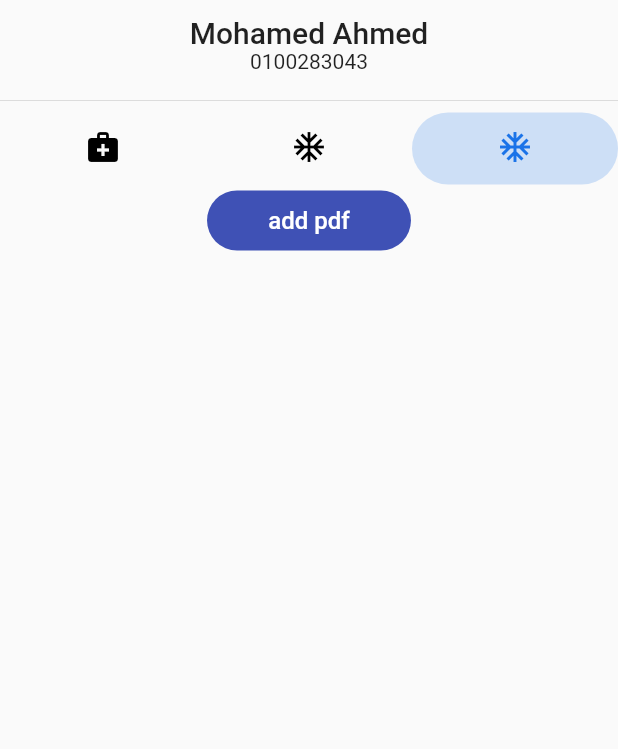
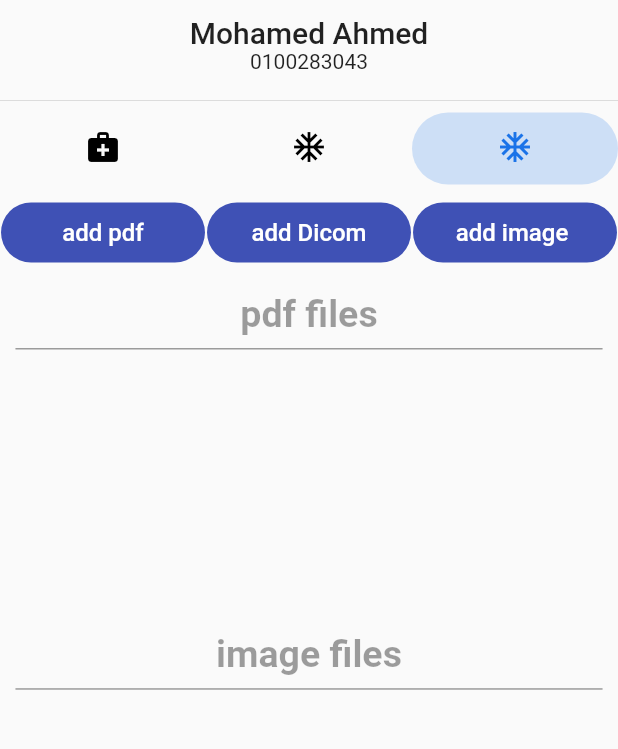
Before and after one commit to AbdullahOmaar/o_one_healthy, a Flutter app: the PatientFileScreen screen opened directly with empty values, tab 3 chosen, after a tap on "add pdf", on a phone screen of 412 x 824 dp, the part 234-983 px from its top. Run offline on Flutter 3.47's test engine with Material 2 defaults, Android fonts, the light colour scheme and no system bars; our stand-ins replace cloud_firestore, easy_localization, file_picker, firebase_core, firebase_database, firebase_storage and 2 more; missing offline and left inert: cron, random_password_generator, search_page, workmanager; accounts and stored records are empty; network calls fail.

Commit message:
implementing file card and web view for files

```diff
--- a/lib/common/custom_button.dart
+++ b/lib/common/custom_button.dart
@@ -7,11 +7,13 @@ class CustomButton extends StatelessWidget {
   final VoidCallback onPressed ;
   final double fontSize;
   final CustomWidth btnWidth;
+  double? width;
   late double fullWidth;
   final IconData? icon;
   CustomButton({
     Key? key,
     required this.text,
+    this.width,
     required this.fontSize,
     required this.onPressed,
     required this.btnWidth,
@@ -22,7 +24,7 @@ class CustomButton extends StatelessWidget {
   Widget build(BuildContext context) {
      fullWidth =MediaQuery.of(context).size.width;
     return SizedBox(
-      width: getWidgetWidth(fullWidth,btnWidth),
+      width: width??getWidgetWidth(fullWidth,btnWidth),
       child: FilledButton(
         style: FilledButton.styleFrom(
           backgroundColor: Colors.indigo,
--- a/lib/screens/doctor_dashboard_screen/view/dashboard_screen.dart
+++ b/lib/screens/doctor_dashboard_screen/view/dashboard_screen.dart
@@ -274,6 +274,7 @@ class _DoctorDashboardScreenState extends ConsumerState<DashboardScreen> {
                         isPassword: false,
                         fieldBorder: FieldBorder.outline,
                         onChanged: (String val) {
+                          fetchPatientsAndUsersData();
                           searchPatients(val);
                         },
                       ),
@@ -283,6 +284,7 @@ class _DoctorDashboardScreenState extends ConsumerState<DashboardScreen> {
                         itemCount: allPatients!.length,
                         itemBuilder: (ctx, index) {
                           final Patient patient = allPatients![index];
+
                           return PatientCard(patient: patient);
                         },
                       ),
--- a/lib/screens/patients/patients_file/view/widgets/Rays.dart
+++ b/lib/screens/patients/patients_file/view/widgets/Rays.dart
@@ -1,4 +1,3 @@
-
 import 'dart:io';
 import 'package:app/common/custom_button.dart';
 import 'package:file_picker/file_picker.dart';
@@ -6,40 +5,157 @@ import 'package:flutter/material.dart';
 import 'package:flutter_riverpod/flutter_riverpod.dart';
 
 import '../../../patients_files_search/models/patient_model.dart';
-import '../../patient_file_repository/patients_files_repository.dart'as repo;
+import '../../../patients_files_search/view_model/patients_files_search_view_model.dart';
+import '../../patient_file_repository/patients_files_repository.dart' as repo;
 import '../../patient_file_view_model/patients_file_view_model.dart';
+import 'FileCard.dart';
 
 class RaysScreen extends ConsumerStatefulWidget {
-  final Patient patient ;
-    const RaysScreen({Key? key,required this.patient}) : super(key: key);
+   Patient patient;
+
+   RaysScreen({Key? key, required this.patient}) : super(key: key);
 
   @override
   ConsumerState<ConsumerStatefulWidget> createState() => _RaysScreenState();
 }
 
 class _RaysScreenState extends ConsumerState<RaysScreen> {
+  int listCount = 0;
+  List<PatientFile>? files;
+
+  @override
+  void didUpdateWidget(RaysScreen oldWidget) {
+    super.didUpdateWidget(oldWidget);
+  }
+  fetchPatientData() async {
+    await ref.read(patientFSViewModelProvider.notifier).getPatientList();
+  }
   @override
   Widget build(BuildContext context) {
-    print('${widget.patient.medicalRecord?.patientRays?.pdfRays?.length}');
+    widget.patient= ref.watch(fileViewModelProvider).currentPatient??widget.patient;
+    fetchPatientData();
     return SingleChildScrollView(
       child: Column(
         crossAxisAlignment: CrossAxisAlignment.center,
         children: [
-          CustomButton(text: "add pdf", fontSize: 16, onPressed: ()async{
-            FilePickerResult? result = await FilePicker.platform.pickFiles();
-            if (result != null) {
-              File file = File(result.files.single.path.toString());
-              String fileName= Uri.file(result.files.single.path??'').pathSegments.last;
-              await ref.read(fileViewModelProvider.notifier).pushPatientFile(file, widget.patient,repo.FileType.image);
-
-              // print('file${result.files.single.path?.lastIndexOf('/')}');
-
-            } else {
-              // User canceled the picker
-            }
-          }, btnWidth: CustomWidth.oneThird),
+          Padding(
+            padding: const EdgeInsets.symmetric(vertical: 8.0),
+            child: Row(
+              mainAxisAlignment: MainAxisAlignment.spaceAround,
+              children: [
+                CustomButton(
+                    text: "add pdf",
+                    fontSize: 16,
+                    onPressed: () async {
+                      filePickAction(repo.FileType.pdf);
+                    },
+                    btnWidth: CustomWidth.oneThird),
+                CustomButton(
+                    text: "add Dicom",
+                    fontSize: 16,
+                    onPressed: () async {
+                      filePickAction(repo.FileType.dicom);
+                    },
+                    btnWidth: CustomWidth.oneThird),
+                CustomButton(
+                    text: "add image ",
+                    fontSize: 16,
+                    onPressed: () async {
+                      filePickAction(repo.FileType.image);
+                    },
+                    btnWidth: CustomWidth.oneThird),
+              ],
+            ),
+          ),
+          getFileHeaderWithSpacer('pdf files'),
+          getFileList(repo.FileType.pdf),
+          getFileHeaderWithSpacer('image files'),
+          getFileList(repo.FileType.image),
+          getFileHeaderWithSpacer('dicom files'),
+          getFileList(repo.FileType.dicom)
         ],
       ),
     );
   }
+
+  Widget getFileHeaderWithSpacer(String header) {
+    return SizedBox(
+      width: MediaQuery.of(context).size.width * .95,
+      child: Column(
+        children: [
+          Padding(
+            padding: const EdgeInsets.all(8.0),
+            child: Text(
+              header,
+              style: const TextStyle(
+                  fontSize: 25,
+                  fontWeight: FontWeight.bold,
+                  color: Colors.black38),
+            ),
+          ),
+          Container(
+            height: 1,
+            width: double.infinity,
+            color: Colors.black38,
+          )
+        ],
+      ),
+    );
+  }
+
+  Widget getFileList(repo.FileType fileType) {
+    return Padding(
+      padding: const EdgeInsets.all(8.0),
+      child: SizedBox(
+        height: MediaQuery.of(context).size.height * .20,
+        child: ListView.builder(
+          itemCount: getFilesListCount(fileType),
+          physics: const BouncingScrollPhysics(),
+          scrollDirection: Axis.horizontal,
+          itemBuilder: (ctx, index) {
+            return FileCard(
+              fileType: fileType,
+              patient: widget.patient,
+              index: index,
+            );
+          },
+        ),
+      ),
+    );
+  }
+
+  int getFilesListCount(repo.FileType fileType) {
+    switch (fileType) {
+      case repo.FileType.image:
+        return widget.patient.medicalRecord?.patientRays?.imageRays?.length ??
+            0;
+      case repo.FileType.dicom:
+        return widget.patient.medicalRecord?.patientRays?.dicomRays?.length ??
+            0;
+      case repo.FileType.pdf:
+        return widget.patient.medicalRecord?.patientRays?.pdfRays?.length ?? 0;
+    }
+  }
+
+  void filePickAction(repo.FileType fileType) async {
+    FilePickerResult? result = await FilePicker.platform.pickFiles();
+    if (result != null) {
+      File file = File(result.files.single.path.toString());
+      String fileName =
+          Uri.file(result.files.single.path ?? '').pathSegments.last;
+      if (fileName.substring(fileName.lastIndexOf('.')).contains('pdf') ||
+          fileName.substring(fileName.lastIndexOf('.')).contains('jpg') ||
+          fileName.substring(fileName.lastIndexOf('.')).contains('png')||
+          fileName.substring(fileName.lastIndexOf('.')).contains('zip')) {
+        await ref
+            .read(fileViewModelProvider.notifier)
+            .pushPatientFile(file, widget.patient, fileType);
+      }
+      else {
+        ScaffoldMessenger.of(context).showSnackBar(const SnackBar(content: Text("sorry this file is un supported "),));
+      }
+
+      // print('file${result.files.single.path?.lastIndexOf('/')}');
+    }
+  }
 }
--- a/pubspec.yaml
+++ b/pubspec.yaml
@@ -49,6 +49,7 @@ dependencies:
   workmanager: ^0.5.1
   firebase_storage: ^11.2.1
   file_picker: 5.1.0
+  webview_flutter: ^4.0.7
 #  multiselect: ^0.1.0
 
 dev_dependencies:
```
Also changed, not shown: lib/screens/home_screen/view/home_screen.dart (+9 -1 lines), lib/screens/patients/patients_file/patient_file_repository/patients_files_repository.dart (+12 -3 lines), lib/screens/patients/patients_file/patient_file_view_model/patients_file_view_model.dart (+11 -17 lines), lib/screens/patients/patients_files_search/models/patient_model.dart (+5 -3 lines), lib/screens/patients/patients_files_search/view/patients_files_search.dart (+19 -8 lines), pubspec.lock, 1 other file.
